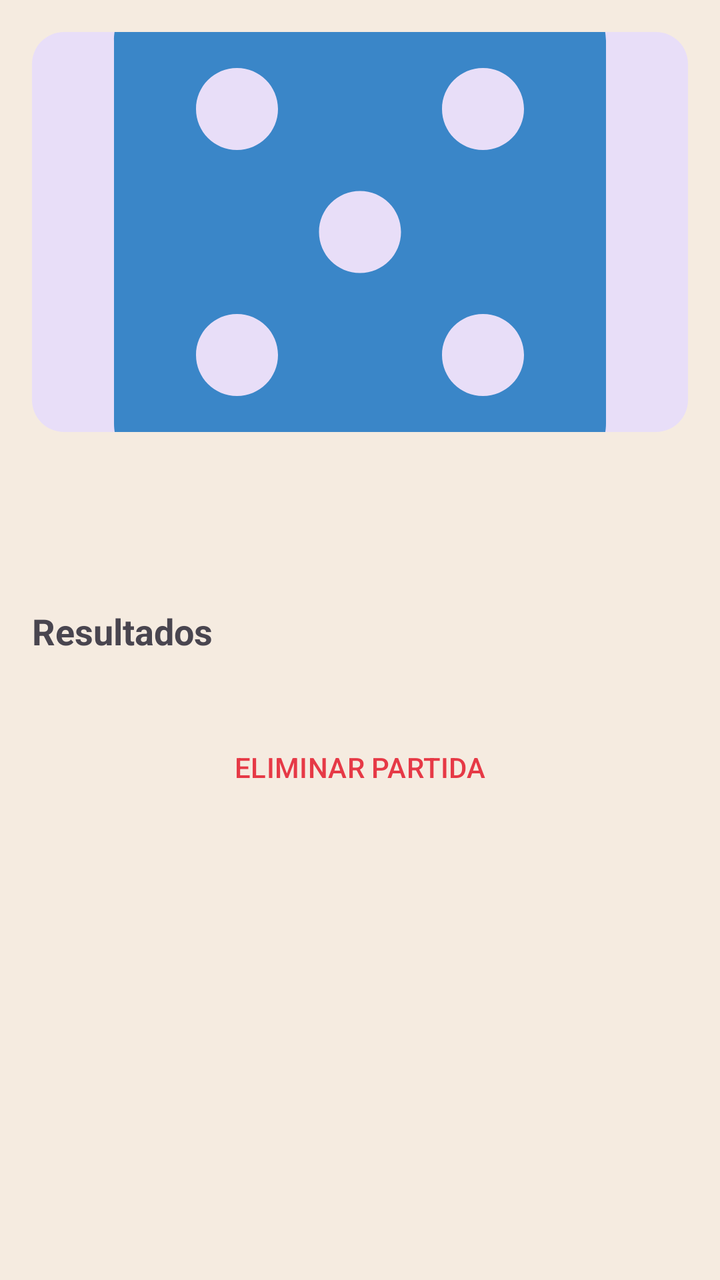
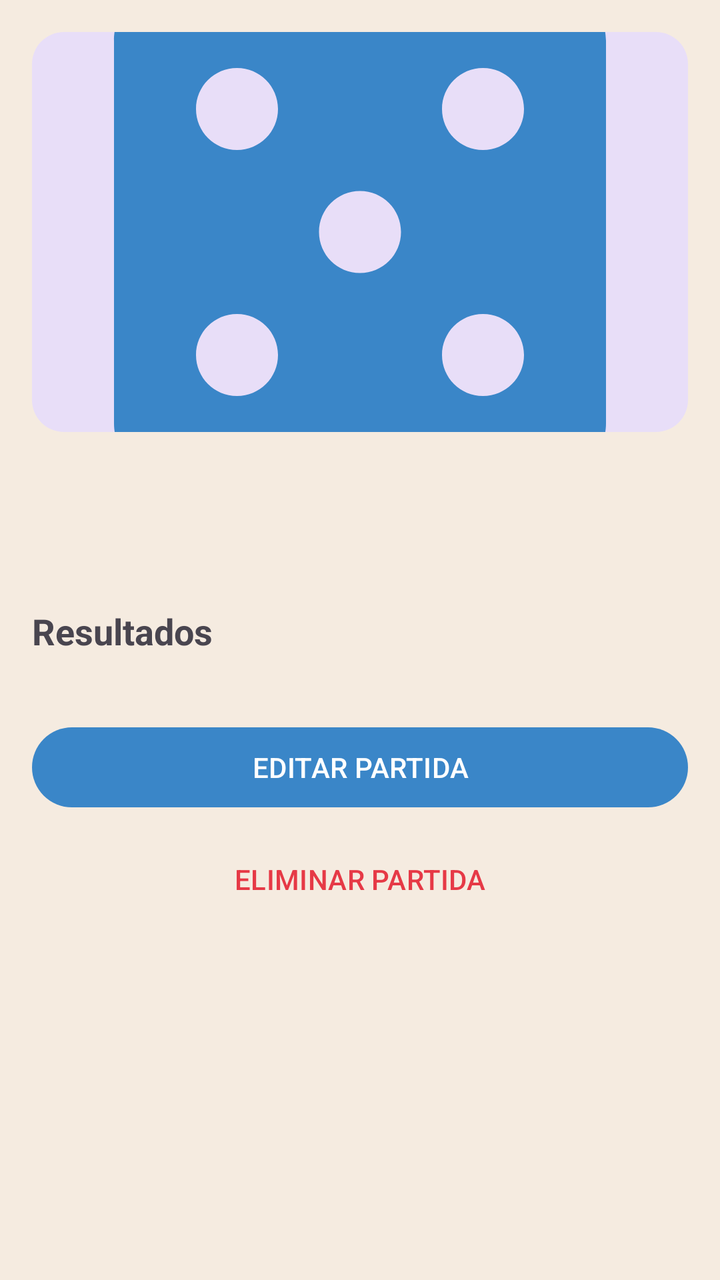

Two renders of the same Android screen: before a commit and after it. Below are the layout's source before the change and the commit's diff.
<!-- AndroidManifest.xml: application theme Theme.MeepleForce -->
<!-- res/layout/fragment_match_detail.xml -->
<?xml version="1.0" encoding="utf-8"?>
<ScrollView xmlns:android="http://schemas.android.com/apk/res/android"
    xmlns:app="http://schemas.android.com/apk/res-auto"
    android:layout_width="match_parent"
    android:layout_height="match_parent"
    android:background="?attr/android:windowBackground">

    <LinearLayout
        android:layout_width="match_parent"
        android:layout_height="wrap_content"
        android:orientation="vertical"
        android:padding="16dp">

        <com.google.android.material.imageview.ShapeableImageView
            android:id="@+id/ivDetailGameImage"
            android:layout_width="match_parent"
            android:layout_height="200dp"
            android:scaleType="centerCrop"
            android:layout_marginBottom="16dp"
            app:shapeAppearanceOverlay="@style/ShapeAppearance.Material3.Corner.Large"
            android:background="?attr/colorSecondaryContainer"
            android:src="@drawable/ic_games"
            app:tint="?attr/colorPrimary"/>

        <TextView
            android:id="@+id/tvDetailGameName"
            android:layout_width="wrap_content"
            android:layout_height="wrap_content"
            android:textSize="24sp"
            android:textStyle="bold"
            android:layout_marginBottom="4dp"/>

        <TextView
            android:id="@+id/tvDetailDate"
            android:layout_width="wrap_content"
            android:layout_height="wrap_content"
            android:textSize="14sp"
            android:layout_marginBottom="16dp"/>

        <TextView
            android:id="@+id/tvDetailExpansions"
            android:layout_width="match_parent"
            android:layout_height="wrap_content"
            android:textSize="14sp"
            android:layout_marginBottom="16dp"
            android:background="?attr/colorSecondaryContainer"
            android:padding="10dp"
            android:textColor="?attr/colorOnSecondaryContainer"
            android:textStyle="italic"
            android:visibility="gone"/>

        <TextView
            android:layout_width="wrap_content"
            android:layout_height="wrap_content"
            android:text="Resultados"
            android:textStyle="bold"
            android:textSize="18sp"
            android:layout_marginBottom="8dp"/>

        <LinearLayout
            android:id="@+id/llResultsContainer"
            android:layout_width="match_parent"
            android:layout_height="wrap_content"
            android:orientation="vertical" />

        <Button
            android:id="@+id/btnDeleteMatch"
            style="@style/Widget.Material3.Button.TextButton"
            android:layout_width="match_parent"
            android:layout_height="wrap_content"
            android:text="ELIMINAR PARTIDA"
            android:textColor="@color/meeple_red_light"
            android:layout_marginTop="24dp"/>

    </LinearLayout>
</ScrollView>
<!-- resources referenced by this layout -->
<resources>
  <color name="meeple_red_light">#E63946</color>
  <!-- drawable ic_games (drawable) -->
  <vector xmlns:android="http://schemas.android.com/apk/res/android"
      android:width="24dp"
      android:height="24dp"
      android:viewportWidth="24"
      android:viewportHeight="24">
      <path
          android:fillColor="#000000"
          android:pathData="M19,3H5C3.9,3 3,3.9 3,5v14c0,1.1 0.9,2 2,2h14c1.1,0 2,-0.9 2,-2V5C21,3.9 20.1,3 19,3zM7.5,18c-0.83,0 -1.5,-0.67 -1.5,-1.5S6.67,15 7.5,15s1.5,0.67 1.5,1.5S8.33,18 7.5,18zM7.5,9C6.67,9 6,8.33 6,7.5S6.67,6 7.5,6S9,6.67 9,7.5S8.33,9 7.5,9zM12,13.5c-0.83,0 -1.5,-0.67 -1.5,-1.5s0.67,-1.5 1.5,-1.5s1.5,0.67 1.5,1.5S12.83,13.5 12,13.5zM16.5,18c-0.83,0 -1.5,-0.67 -1.5,-1.5s0.67,-1.5 1.5,-1.5s1.5,0.67 1.5,1.5S17.33,18 16.5,18zM16.5,9c-0.83,0 -1.5,-0.67 -1.5,-1.5S15.67,6 16.5,6s1.5,0.67 1.5,1.5S17.33,9 16.5,9z"/>
  </vector>
  <style name="Theme.MeepleForce" parent="Theme.Material3.DayNight.NoActionBar">
          
          <item name="colorPrimary">@color/meeple_blue_light</item>
          <item name="colorOnPrimary">@color/white</item>
          <item name="colorSecondary">@color/meeple_green_light</item>
          <item name="colorOnSecondary">@color/white</item>
  
          <item name="android:windowBackground">@color/wood_light</item>
  
          
          <item name="colorSurface">@color/card_bg_light</item>
          <item name="colorOnSurface">@color/text_main_light</item>
          <item name="colorSurfaceVariant">@color/surface_variant_light</item>
          <item name="colorOnSurfaceVariant">@color/text_secondary_light</item>
  
          
          <item name="android:textColorPrimary">@color/text_main_light</item>
          <item name="android:textColorSecondary">@color/text_secondary_light</item>
  
          
          <item name="cardViewStyle">@style/Widget.MeepleForce.CardView</item>
      </style>
  <color name="meeple_blue_light">#3A86C8</color>
  <color name="white">#FFFFFFFF</color>
  <color name="meeple_green_light">#2A9D8F</color>
  <color name="wood_light">#F5EBE0</color>
  <color name="card_bg_light">#FFFFFF</color>
  <color name="text_main_light">#332C26</color>
  <color name="surface_variant_light">#EAE2D6</color>
  <color name="text_secondary_light">#6D5F52</color>
  <style name="Widget.MeepleForce.CardView" parent="Widget.Material3.CardView.Elevated">
          <item name="cardBackgroundColor">@color/card_bg_light</item>
          <item name="cardElevation">4dp</item>
          <item name="cardCornerRadius">16dp</item> 
      </style>
</resources>

<!-- the commit's change to res/layout/fragment_match_detail.xml (unified diff, before → after) -->
@@ -64,13 +64,21 @@
             android:orientation="vertical" />
 
         <Button
+            android:id="@+id/btnEditMatch"
+            style="@style/Widget.Material3.Button"
+            android:layout_width="match_parent"
+            android:layout_height="wrap_content"
+            android:text="EDITAR PARTIDA"
+            android:layout_marginTop="24dp"/>
+
+        <Button
             android:id="@+id/btnDeleteMatch"
             style="@style/Widget.Material3.Button.TextButton"
             android:layout_width="match_parent"
             android:layout_height="wrap_content"
             android:text="ELIMINAR PARTIDA"
             android:textColor="@color/meeple_red_light"
-            android:layout_marginTop="24dp"/>
+            android:layout_marginTop="8dp"/>
 
     </LinearLayout>
 </ScrollView>
